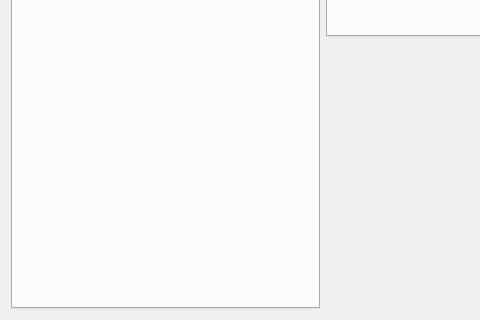
Qt form Libraries/EditorForm/src/graphtabwidget.ui (VinTRiZz/GraphEditor) before a commit; both pictures show x 0 to 480 and y 297 to 617 of the 1265 by 617 pixel window.
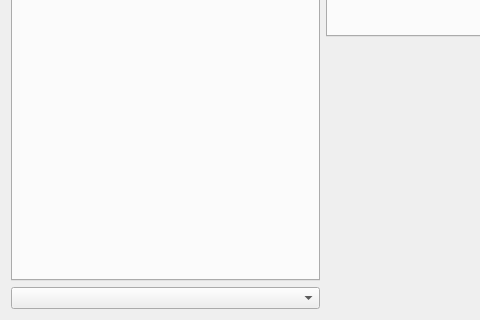
The same form after that commit. The open tabs and pages were chosen to show the change. Custom widgets are drawn as their Qt base class.

Diff of the .ui file:
```diff
--- a/Libraries/EditorForm/src/graphtabwidget.ui
+++ b/Libraries/EditorForm/src/graphtabwidget.ui
@@ -38,8 +38,8 @@
     </layout>
    </item>
    <item>
-    <layout class="QHBoxLayout" name="horizontalLayout" stretch="1,3">
-     <item>
+    <layout class="QGridLayout" name="gridLayout" columnstretch="1,3">
+     <item row="0" column="0">
       <widget class="QTabWidget" name="manip_tabWidget">
        <property name="currentIndex">
         <number>1</number>
@@ -76,7 +76,14 @@
        </widget>
       </widget>
      </item>
-     <item>
+     <item row="1" column="0">
+      <widget class="QComboBox" name="pluginSelector_comboBox">
+       <property name="enabled">
+        <bool>true</bool>
+       </property>
+      </widget>
+     </item>
+     <item row="0" column="1" rowspan="2">
       <layout class="QVBoxLayout" name="verticalLayout">
        <item>
         <widget class="QTabWidget" name="editorForms_tabWidget">
```
Left out of the diff: 10 changed lines with no effect on the pictures.
